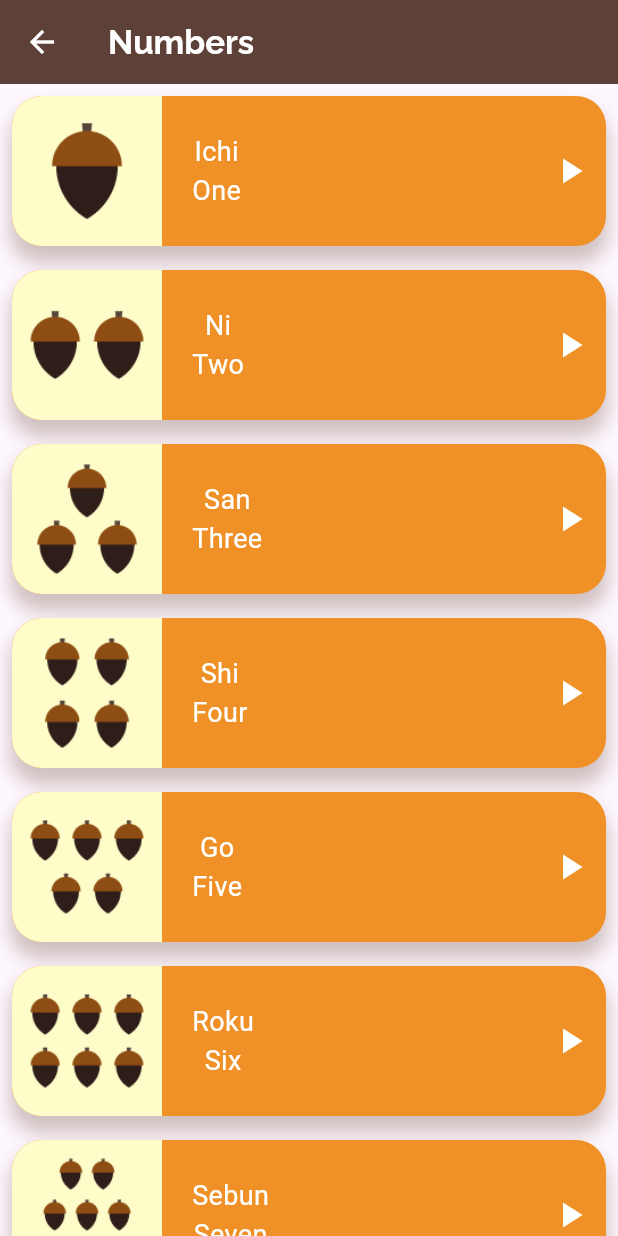
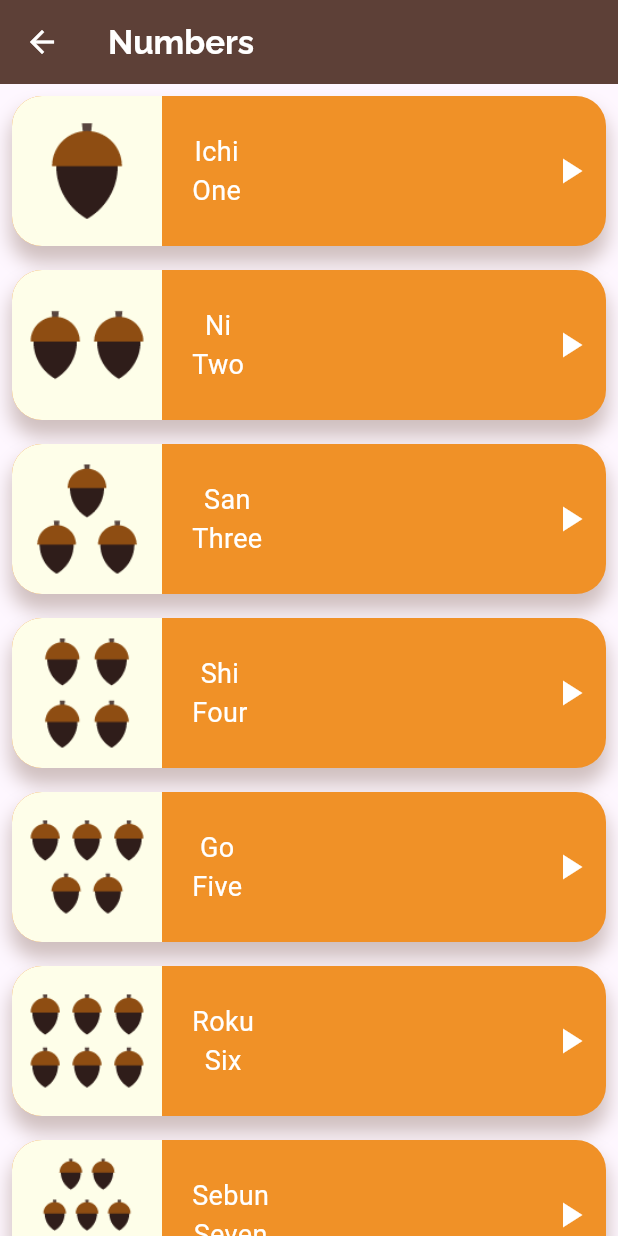
Before and after one commit to OmarMohammed5/Toku-App, a Flutter app: the screen it shows after launch, after a tap on "Numbers", on a phone screen of 412 x 824 dp. Run offline on Flutter 3.47's test engine with Material 3 defaults, Android fonts, the phone set to English and light mode, and no system bars; our stand-ins replace audioplayers, google_fonts.

Commit message:
edit primary color

```diff
--- a/lib/constant.dart
+++ b/lib/constant.dart
@@ -2,7 +2,7 @@ import 'dart:ui';
 
 import 'package:toku_app/models/item_model.dart';
 
-const Color kPrimaryColor = Color(0XFFFEFCC9);
+const Color kPrimaryColor = Color(0XFFFEFEE9);
 const Color kNumbersColor = Color(0XFFF09127);
 const Color kFamilyColor = Color(0XFF3D873A);
 const Color kColors = Color(0XFF5E397C);
--- a/lib/widgets/custom_image.dart
+++ b/lib/widgets/custom_image.dart
@@ -11,14 +11,14 @@ class CustomImage extends StatelessWidget {
       decoration: BoxDecoration(
         color: Color(0xFFFEEDB5),
         shape: BoxShape.circle,
-        boxShadow: [
-          BoxShadow(
-            color: Colors.brown.shade300.withValues(alpha: 0.7),
-            blurRadius: 10,
-            spreadRadius: 1,
-            offset: Offset(0, 10),
-          ),
-        ],
+        // boxShadow: [
+        //   BoxShadow(
+        //     color: Colors.brown.shade300.withValues(alpha: 0.7),
+        //     blurRadius: 10,
+        //     spreadRadius: 1,
+        //     offset: Offset(0, 10),
+        //   ),
+        // ],
       ),
       child: Center(
         child: Image.asset(
```
